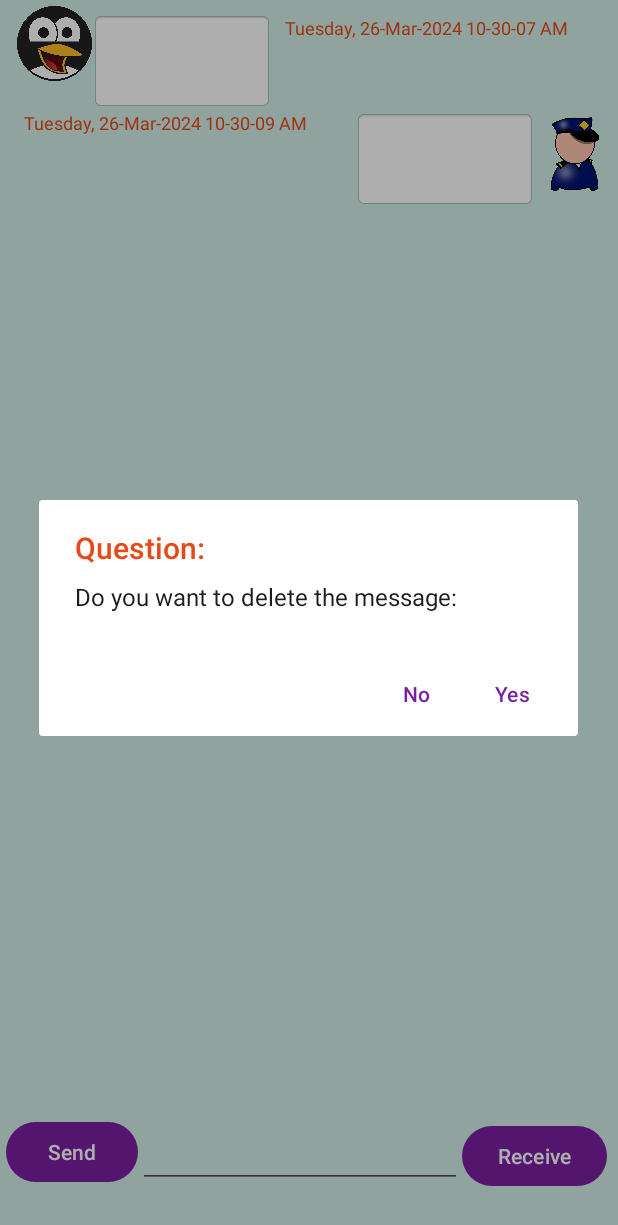
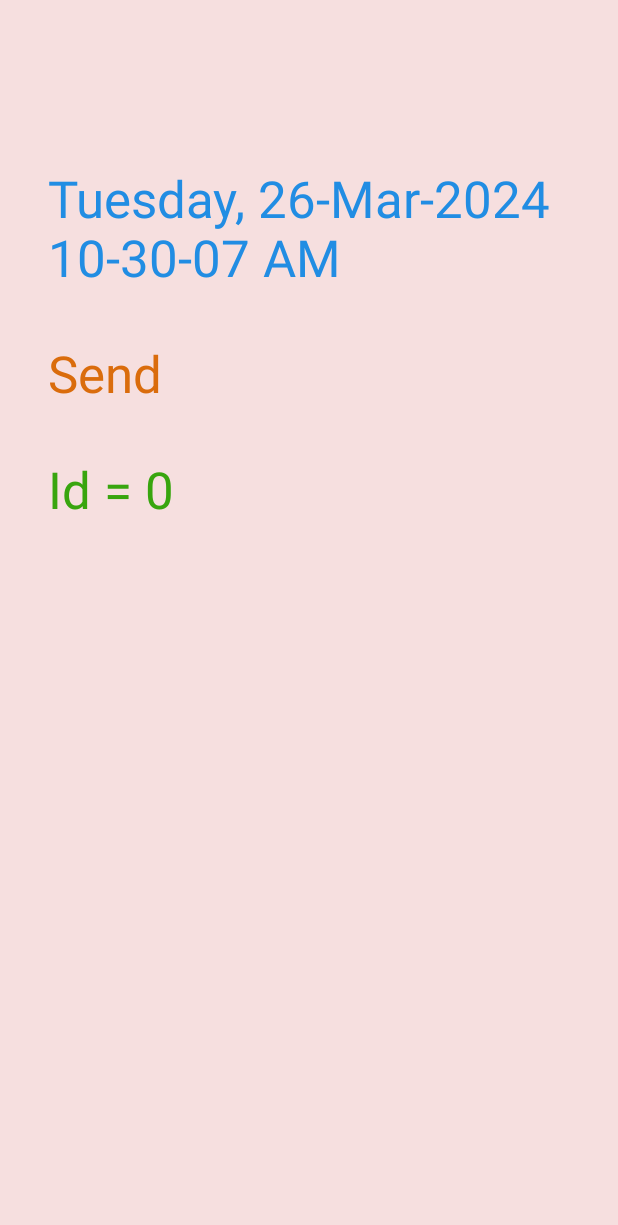
Before and after one commit to prabh-preet/Prabhpreet_Android_Labs, an Android app: the screen it shows after launch (ChatRoom), after a tap on an icon or button, on a phone screen of 412 x 824 dp. Shown: the top 1225 px of the screen. Run offline under Robolectric (Android 15) with nearby library versions, the phone set to English and light mode, and no system bars; our stand-ins replace Room's generated code; 2 other taps on this screen came first.

Commit message:
Completed the lab using the fragments to display them on phone as well as tablet. Name: Prabhpreet Kaur Email: 90541085053@algonquincdistudent.ca

```diff
--- a/app/src/main/java/algonquin/cst2335/prabhpreetsandroidlabs/data/ChatRoomViewModel.java
+++ b/app/src/main/java/algonquin/cst2335/prabhpreetsandroidlabs/data/ChatRoomViewModel.java
@@ -7,4 +7,7 @@ import java.util.ArrayList;
 
 public class ChatRoomViewModel extends ViewModel {
     public MutableLiveData<ArrayList<ChatMessage>> messages = new MutableLiveData< >();
+
+    public MutableLiveData<ChatMessage> selectedMessage = new MutableLiveData< >();
+
 }
--- a/app/src/main/java/algonquin/cst2335/prabhpreetsandroidlabs/main/ChatRoom.java
+++ b/app/src/main/java/algonquin/cst2335/prabhpreetsandroidlabs/main/ChatRoom.java
@@ -3,6 +3,8 @@ package algonquin.cst2335.prabhpreetsandroidlabs.main;
 import androidx.annotation.NonNull;
 import androidx.appcompat.app.AlertDialog;
 import androidx.appcompat.app.AppCompatActivity;
+import androidx.fragment.app.FragmentManager;
+import androidx.fragment.app.FragmentTransaction;
 import androidx.lifecycle.ViewModelProvider;
 import androidx.recyclerview.widget.LinearLayoutManager;
 import androidx.recyclerview.widget.RecyclerView;
@@ -54,6 +56,21 @@ public class ChatRoom extends AppCompatActivity {
 
         chatModel = new ViewModelProvider(this).get(ChatRoomViewModel.class);
 
+        chatModel.selectedMessage.observe(this, (newMessageValue) -> {
+            MessageDetailsFragment chatFragment = new MessageDetailsFragment( newMessageValue );
+            FragmentManager fMgr = getSupportFragmentManager();
+            FragmentTransaction tx = fMgr.beginTransaction();
+            tx.add(R.id.fragmentLocation, chatFragment);
+            tx.addToBackStack("");
+            tx.commit();
+
+            /*MessageDetailsFragment chatFragment = new MessageDetailsFragment(newMessageValue);
+            chatFragment.displayMessage(newMessageValue);
+            getFragmentManager()
+                    .beginTransaction()
+                    .replace(R.id.fragmentLocation, chatFragment)
+                    .commit();*/
+        });
         /*
          * We made the object to store the messages in a database
          */
@@ -62,8 +79,6 @@ public class ChatRoom extends AppCompatActivity {
 
         // Get the value of the messages from the model
         messages = chatModel.messages.getValue();
-        if(messages == null)
-        {
         if(messages == null)
         {
             chatModel.messages.setValue(messages = new ArrayList<>());
@@ -77,7 +92,6 @@ public class ChatRoom extends AppCompatActivity {
                 messages.addAll( mDAO.getAllMessages() ); //Once you get the data from database
                 runOnUiThread( () -> binding.recycleView.setAdapter( myAdapter )); //You can then load the RecyclerView
             });
-            }
         }
 
         binding.sendButton.setOnClickListener(click -> {
@@ -168,55 +182,34 @@ public class ChatRoom extends AppCompatActivity {
         public MyRowHolder(@NonNull View itemView) {
             super(itemView);
 
-            // Made the object for the alert dialog box named builder
-            AlertDialog.Builder builder = new AlertDialog.Builder( ChatRoom.this );
-
             /*
              * Added the listener for the working of the view when we click on the messages
              */
             itemView.setOnClickListener( clk -> {
-
                 // Find the absolute position and store it in the object we created now
                 int position = getAbsoluteAdapterPosition();
+                ChatMessage selected = messages.get(position);
+                chatModel.selectedMessage.postValue(selected);
 
-                        // Use of builder object without using the builder pattern
+            });
 
-                        /* builder.setMessage("Do you want to delete the message: " + messageText.getText());
-                        builder.setTitle("Question: ");
-                        builder.setNegativeButton("No", ((dialog, cl) -> {
-                        }));
-                        builder.setPositiveButton("Yes", ((dialog, cl) -> {
-                            Executor thread = Executors.newSingleThreadExecutor();
-                            thread.execute(() ->
-                            {
-                                mDAO.deleteMessage(m);
-                            });
-                            messages.remove(position);
-                            myAdapter.notifyItemRemoved(position);
-                        }));
-                        builder.create().show();
-            });*/
+                /* // Made the object for the alert dialog box named builder
+                    AlertDialog.Builder builder = new AlertDialog.Builder( ChatRoom.this );
 
-                /* Uses the builder pattern to set the title, messsage and added the
-                 * buttons which will work when we click on them
-                 */
+                // Uses the builder pattern to set the title, messsage and added the
+                 // buttons which will work when we click on them
+                 //
                 builder.setMessage("Do you want to delete the message: " + messageText.getText())
                     .setTitle("Question: ")
                     .setNegativeButton("No", ((dialog, cl) -> { }))
                     .setPositiveButton("Yes", ((dialog, cl) -> {
 
-                        /* Made the object for the ChatMessage class to store the position
-                         * of the message and will be working on that position so the
-                         * correct message will be deleted
-                         */
+
                         ChatMessage m = messages.get(position);
 
                         ChatMessage removedMessage = messages.get(position);
 
-                        /*
-                         * Delete the message by getting the exact location of the message
-                         * using the executor
-                         */
+
                         Executor thread = Executors.newSingleThreadExecutor();
                         thread.execute(() ->
                         {
@@ -227,11 +220,7 @@ public class ChatRoom extends AppCompatActivity {
                         messages.remove(position);
                         myAdapter.notifyItemRemoved(position);
 
-                        /* Used the Snackbar like the Toast it shows at the bottom of the screen
-                         * and tell us what we mention is the Snackbar.
-                         * It work to re-insert the message again after deleting it by
-                         * using the setAction method and we will use the same pattern we used for the builder
-                         */
+
                         Snackbar.make(messageText, "You deleted message #" + position, Snackbar.LENGTH_LONG)
                                 .setAction("Undo", clc -> {
                                     messages.add(position, removedMessage);
@@ -239,8 +228,7 @@ public class ChatRoom extends AppCompatActivity {
                                 })
                                 .show();
                     }))
-                    .create().show();
-            });
+                    .create().show();*/
 
             messageText = itemView.findViewById(R.id.message);
             timeText = itemView.findViewById(R.id.time);
--- /dev/null
+++ b/app/src/main/java/algonquin/cst2335/prabhpreetsandroidlabs/main/MessageDetailsFragment.java
@@ -0,0 +1,37 @@
+package algonquin.cst2335.prabhpreetsandroidlabs.main;
+
+import android.os.Bundle;
+import android.view.LayoutInflater;
+import android.view.View;
+import android.view.ViewGroup;
+
+import androidx.annotation.NonNull;
+import androidx.annotation.Nullable;
+import androidx.fragment.app.Fragment;
+
+import algonquin.cst2335.prabhpreetsandroidlabs.data.ChatMessage;
+import algonquin.cst2335.prabhpreetsandroidlabs.databinding.DetailsLayoutBinding;
+
+public class MessageDetailsFragment extends Fragment {
+
+    ChatMessage selected;
+
+    public MessageDetailsFragment(ChatMessage m){
+        selected = m;
+    }
+
+    @Nullable
+    @Override
+    public View onCreateView(@NonNull LayoutInflater inflater, @Nullable ViewGroup container, @Nullable Bundle savedInstanceState) {
+        super.onCreateView(inflater, container, savedInstanceState);
+
+        DetailsLayoutBinding binding = DetailsLayoutBinding.inflate(inflater);
+
+        binding.messageText.setText(selected.getMessage());
+        binding.timeText.setText(selected.getTime());
+        binding.sendReceive.setText(selected.getButton()?"Send":"Receive");
+        binding.databaseText.setText("Id = " + selected.id);
+
+        return binding.getRoot();
+    }
+}
--- /dev/null
+++ b/app/src/main/res/layout-sw600dp/activity_chat_room.xml
@@ -0,0 +1,62 @@
+<?xml version="1.0" encoding="utf-8"?>
+<androidx.constraintlayout.widget.ConstraintLayout xmlns:android="http://schemas.android.com/apk/res/android"
+    xmlns:app="http://schemas.android.com/apk/res-auto"
+    xmlns:tools="http://schemas.android.com/tools"
+    android:layout_width="match_parent"
+    android:layout_height="match_parent"
+    tools:context=".main.ChatRoom">
+
+    <androidx.recyclerview.widget.RecyclerView
+        android:id="@+id/recycleView"
+        android:layout_width="0dp"
+        android:layout_height="0dp"
+        android:background="#D3EFE9"
+        app:layout_constraintBottom_toBottomOf="parent"
+        app:layout_constraintEnd_toEndOf="parent"
+        app:layout_constraintHorizontal_bias="0.99"
+        app:layout_constraintStart_toStartOf="parent"
+        app:layout_constraintTop_toTopOf="parent" />
+
+    <Button
+        android:id="@+id/sendButton"
+        android:layout_width="wrap_content"
+        android:layout_height="wrap_content"
+        android:layout_marginStart="4dp"
+        android:layout_marginEnd="11dp"
+        android:layout_marginBottom="32dp"
+        android:text="Send"
+        app:layout_constraintBottom_toBottomOf="@+id/recycleView"
+        app:layout_constraintEnd_toStartOf="@+id/textInput"
+        app:layout_constraintStart_toStartOf="parent" />
+
+    <EditText
+        android:id="@+id/textInput"
+        android:layout_width="216dp"
+        android:layout_height="45dp"
+        android:layout_marginBottom="32dp"
+        android:ems="10"
+        android:inputType="text"
+        app:layout_constraintBottom_toBottomOf="parent"
+        app:layout_constraintStart_toEndOf="@+id/sendButton" />
+
+    <Button
+        android:id="@+id/receiveButton"
+        android:layout_width="wrap_content"
+        android:layout_height="wrap_content"
+        android:text="Receive"
+        app:layout_constraintBaseline_toBaselineOf="@+id/textInput"
+        app:layout_constraintStart_toEndOf="@+id/textInput" />
+
+    <FrameLayout
+        android:id="@+id/fragmentLocation"
+        android:layout_width="1678dp"
+        android:layout_height="799dp"
+        android:layout_marginTop="4dp"
+        android:background="@color/my_primary"
+        app:layout_constraintEnd_toEndOf="parent"
+        app:layout_constraintStart_toEndOf="@id/recycleView"
+        app:layout_constraintTop_toTopOf="parent">
+
+    </FrameLayout>
+
+</androidx.constraintlayout.widget.ConstraintLayout>
--- a/app/src/main/res/layout/activity_chat_room.xml
+++ b/app/src/main/res/layout/activity_chat_room.xml
@@ -1,7 +1,17 @@
 <?xml version="1.0" encoding="utf-8"?>
-<androidx.constraintlayout.widget.ConstraintLayout xmlns:android="http://schemas.android.com/apk/res/android"
+<LinearLayout
+    xmlns:android="http://schemas.android.com/apk/res/android"
     xmlns:app="http://schemas.android.com/apk/res-auto"
     xmlns:tools="http://schemas.android.com/tools"
+    android:layout_width="match_parent"
+    android:layout_height="match_parent">
+
+    <FrameLayout
+        android:id="@+id/fragmentLocation"
+        android:layout_width="match_parent"
+        android:layout_height="match_parent">
+
+        <androidx.constraintlayout.widget.ConstraintLayout
             android:layout_width="match_parent"
             android:layout_height="match_parent"
             tools:context=".main.ChatRoom">
@@ -48,3 +58,5 @@
                 app:layout_constraintStart_toEndOf="@+id/textInput" />
 
         </androidx.constraintlayout.widget.ConstraintLayout>
+    </FrameLayout>
+</LinearLayout>
--- /dev/null
+++ b/app/src/main/res/layout/details_layout.xml
@@ -0,0 +1,54 @@
+<?xml version="1.0" encoding="utf-8"?>
+<androidx.constraintlayout.widget.ConstraintLayout xmlns:android="http://schemas.android.com/apk/res/android"
+    xmlns:app="http://schemas.android.com/apk/res-auto"
+    xmlns:tools="http://schemas.android.com/tools"
+    android:layout_width="match_parent"
+    android:layout_height="match_parent"
+    android:background="#F6DFDF">
+
+    <TextView
+        android:id="@+id/messageText"
+        android:layout_width="wrap_content"
+        android:layout_height="wrap_content"
+        android:layout_marginStart="32dp"
+        android:layout_marginTop="32dp"
+        android:text="Message Goes Here"
+        android:textColor="#A50B5D"
+        android:textSize="34sp"
+        app:layout_constraintStart_toStartOf="parent"
+        app:layout_constraintTop_toTopOf="parent" />
+
+    <TextView
+        android:id="@+id/timeText"
+        android:layout_width="wrap_content"
+        android:layout_height="wrap_content"
+        android:layout_marginTop="32dp"
+        android:text="Time goes here"
+        android:textColor="#218DE3"
+        android:textSize="34sp"
+        app:layout_constraintStart_toStartOf="@+id/messageText"
+        app:layout_constraintTop_toBottomOf="@+id/messageText" />
+
+    <TextView
+        android:id="@+id/sendReceive"
+        android:layout_width="wrap_content"
+        android:layout_height="wrap_content"
+        android:layout_marginTop="32dp"
+        android:text="send receive goes here"
+        android:textColor="#DA6C0C"
+        android:textSize="34sp"
+        app:layout_constraintStart_toStartOf="@+id/timeText"
+        app:layout_constraintTop_toBottomOf="@+id/timeText" />
+
+    <TextView
+        android:id="@+id/databaseText"
+        android:layout_width="wrap_content"
+        android:layout_height="wrap_content"
+        android:layout_marginTop="32dp"
+        android:text="Database id goes here"
+        android:textColor="#38A50E"
+        android:textSize="34sp"
+        app:layout_constraintStart_toStartOf="@+id/sendReceive"
+        app:layout_constraintTop_toBottomOf="@+id/sendReceive" />
+
+</androidx.constraintlayout.widget.ConstraintLayout>
--- a/app/src/main/res/values/colors.xml
+++ b/app/src/main/res/values/colors.xml
@@ -1,7 +1,7 @@
 <?xml version="1.0" encoding="utf-8"?>
 <resources>
 
-    <color name="my_primary">#7B1FA2</color>
+    <color name="my_primary">#4A148C</color>
     <color name="my_secondary">#009688</color>
     <color name="my_statusbar">#689F38</color>
     <color name="my_text">#E64A19</color>
--- a/build.gradle.kts
+++ b/build.gradle.kts
@@ -1,4 +1,4 @@
 // Top-level build file where you can add configuration options common to all sub-projects/modules.
 plugins {
-    id("com.android.application") version "8.2.1" apply false
+    id("com.android.application") version "8.2.2" apply false
 }
```
Lines whose indentation alone changed are shown as unchanged.
